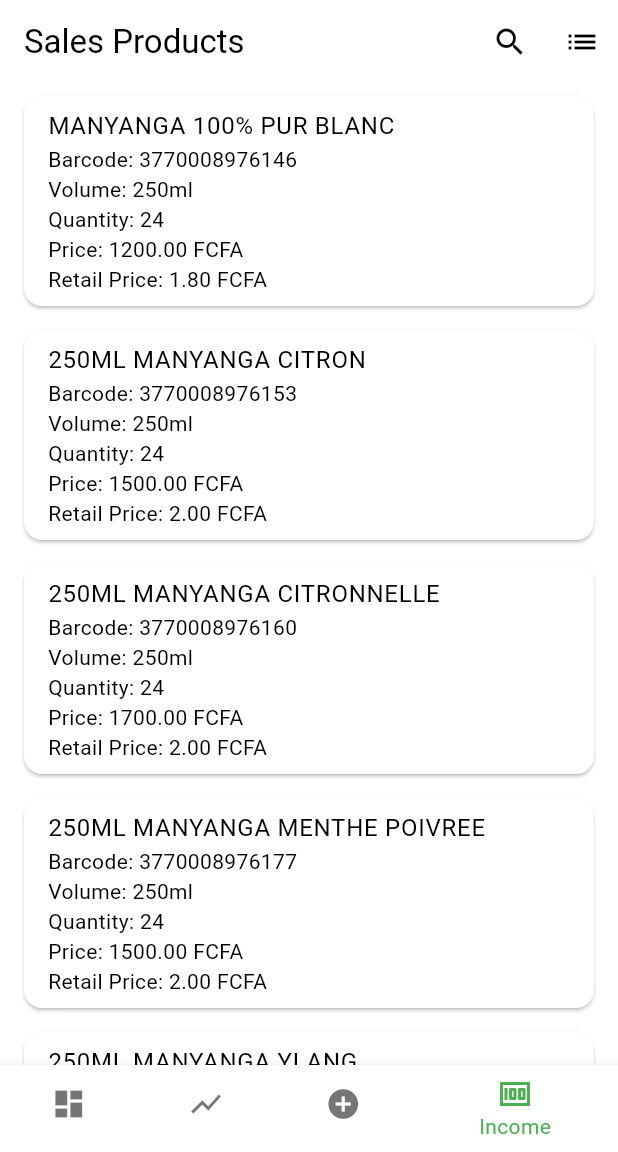
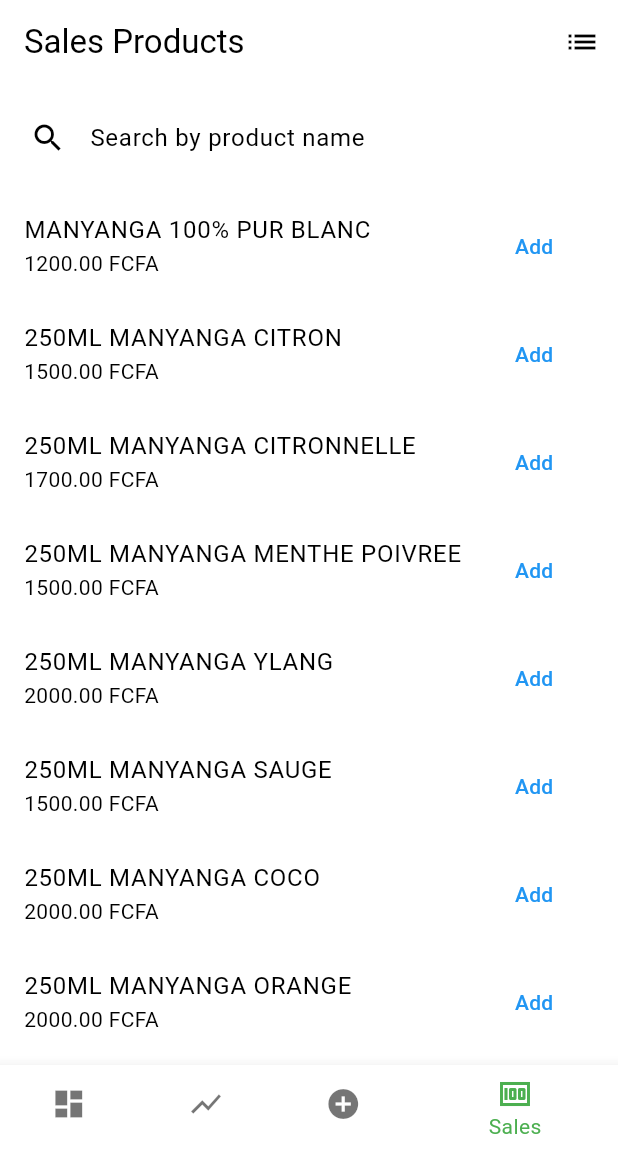
Before and after one commit to Teteboy/expense_tracker, a Flutter app: the screen it shows after launch, item 4 of the bottom bar chosen, on a phone screen of 412 x 824 dp, the part 84-1236 px from its top. Run offline on Flutter 3.47's test engine with Material 3 defaults, Android fonts, the phone set to English and light mode, and no system bars; our stand-ins replace csv, syncfusion_flutter_charts.

Commit message:
Updated files for feature X or fixed Y

```diff
--- a/lib/main.dart
+++ b/lib/main.dart
@@ -99,7 +99,7 @@ class _MyHomePageState extends State<MyHomePage> {
           ),
           BottomNavigationBarItem(
             icon: Icon(Icons.money),
-            label: 'Income',
+            label: 'Sales',
           ),
         ],
       ),
--- a/lib/screens/sales_screen.dart
+++ b/lib/screens/sales_screen.dart
@@ -1,21 +1,7 @@
 import 'package:flutter/material.dart';
 import 'package:csv/csv.dart';
-import 'package:intl/intl.dart'; // For date formatting
+import 'package:intl/intl.dart';
 
-// Sales class to store individual sales transactions
-class Sale {
-  final Product product;
-  final int quantity;
-  final DateTime date;
-
-  Sale({
-    required this.product,
-    required this.quantity,
-    required this.date,
-  });
-}
-
-// Product class remains the same
 class Product {
   final String barcode;
   final String name;
@@ -34,20 +20,27 @@ class Product {
   });
 
   factory Product.fromCsv(List<dynamic> csvData) {
-    try {
     return Product(
-        barcode: csvData[0].toString().trim(),
-        name: csvData[1].toString().trim(),
-        quantity: int.tryParse(csvData[2].toString()) ?? 0,
-        volume: csvData[3].toString().trim(),
-        price: double.tryParse(csvData[4].toString().replaceAll(",", ".")) ?? 0.0,
-        retailPrice: double.tryParse(csvData[5].toString().replaceAll(",", ".")) ?? 0.0,
+      barcode: csvData[0]?.toString().trim() ?? '',
+      name: csvData[1]?.toString().trim() ?? 'Unnamed Product',
+      quantity: int.tryParse(csvData[2]?.toString().trim() ?? '0') ?? 0,
+      volume: csvData[3]?.toString().trim() ?? '',
+      price: double.tryParse(csvData[4]?.toString().replaceAll(",", ".") ?? '0.0') ?? 0.0,
+      retailPrice: double.tryParse(csvData[5]?.toString().replaceAll(",", ".") ?? '0.0') ?? 0.0,
     );
-    } catch (e) {
-      print('Error parsing row: $csvData');
-      throw Exception('Error parsing CSV row: $csvData');
   }
 }
+
+class Sale {
+  final Product product;
+  final int quantity;
+  final DateTime date;
+
+  Sale({
+    required this.product,
+    required this.quantity,
+    required this.date,
+  });
 }
 
 class SalesScreen extends StatefulWidget {
@@ -56,12 +49,12 @@ class SalesScreen extends StatefulWidget {
 }
 
 class _SalesScreenState extends State<SalesScreen> {
-  final List<Product> _products = [];
+  List<Product> _products = [];
   List<Product> _filteredProducts = [];
-  List<Sale> _sales = []; // List to store sales transactions
-  String _searchQuery = "";
-  Set<int> _selectedProducts = Set<int>();
+  List<Sale> _sales = [];
   bool _isLoading = true;
+  Map<Product, int> _pendingSales = {};
+  String _searchQuery = '';
 
   @override
   void initState() {
@@ -69,144 +62,78 @@ class _SalesScreenState extends State<SalesScreen> {
     _loadCsvData();
   }
 
-  // Load CSV data from the asset file
   Future<void> _loadCsvData() async {
     try {
       final String fileContent = await DefaultAssetBundle.of(context).loadString('assets/produit.csv');
-      if (fileContent.isEmpty) {
-        throw Exception('CSV file is empty');
-      }
-      final List<String> rows = fileContent.split('\n');
-      List<List<dynamic>> csvTable = [];
-      for (var row in rows) {
-        if (row.isNotEmpty) {
-          csvTable.add(CsvToListConverter().convert(row)[0]);
-        }
-      }
+      final rows = const CsvToListConverter().convert(fileContent, eol: '\n');
       setState(() {
-        _products.clear();
-        for (var row in csvTable) {
-          if (row.isNotEmpty && row[0].toString().isNotEmpty) {
-            try {
-              _products.add(Product.fromCsv(row));
-            } catch (e) {
-              print('Skipping invalid row: $row');
-            }
-          }
-        }
-        _filteredProducts = List.from(_products);
+        _products = rows
+            .where((row) => row.isNotEmpty && row[0]?.toString().trim().isNotEmpty == true)
+            .map((row) => Product.fromCsv(row))
+            .toList();
+        _filteredProducts = _products;
         _isLoading = false;
       });
     } catch (e) {
-      print('Error loading CSV file: $e');
-      ScaffoldMessenger.of(context).showSnackBar(SnackBar(content: Text('Failed to load CSV: $e')));
+      print('Error loading CSV: $e');
       setState(() {
         _isLoading = false;
       });
     }
   }
 
-  // Filter the products based on the search query
   void _filterProducts(String query) {
     setState(() {
       _searchQuery = query;
-      if (query.isEmpty) {
-        _filteredProducts = List.from(_products);
+      _filteredProducts = _products
+          .where((product) =>
+              product.name.toLowerCase().contains(query.toLowerCase()))
+          .toList();
+    });
+  }
+
+  void _addPendingSale(Product product, int quantity) {
+    setState(() {
+      if (quantity > 0 && quantity <= product.quantity) {
+        _pendingSales[product] = quantity;
       } else {
-        _filteredProducts = _products.where((product) {
-          return product.name.toLowerCase().contains(query.toLowerCase()) ||
-                 product.barcode.contains(query);
-        }).toList();
+        ScaffoldMessenger.of(context).showSnackBar(
+          SnackBar(content: Text('Invalid quantity for ${product.name}')),
+        );
       }
     });
   }
 
-  // Add sales to the sales list
-  void _addSale(Product product, int quantity) {
+  void _saveSales() {
     setState(() {
+      _pendingSales.forEach((product, quantity) {
         _sales.add(Sale(product: product, quantity: quantity, date: DateTime.now()));
+      });
+      _pendingSales.clear();
     });
   }
 
-  // Show a dialog to select quantity when a product is tapped
-  void _selectQuantity(Product product) {
-    showDialog(
-      context: context,
-      builder: (BuildContext context) {
-        int selectedQuantity = 1;
-        return AlertDialog(
-          title: Text('Select Quantity for ${product.name}'),
-          content: Column(
-            mainAxisSize: MainAxisSize.min,
-            children: [
-              Text('Available Quantity: ${product.quantity}'),
-              TextField(
-                keyboardType: TextInputType.number,
-                onChanged: (value) {
-                  selectedQuantity = int.tryParse(value) ?? 1;
-                },
-                decoration: InputDecoration(hintText: 'Enter Quantity'),
-              ),
-            ],
-          ),
-          actions: [
-            TextButton(
-              onPressed: () {
-                if (selectedQuantity > 0 && selectedQuantity <= product.quantity) {
-                  _addSale(product, selectedQuantity);
-                  Navigator.pop(context);
-                } else {
-                  ScaffoldMessenger.of(context).showSnackBar(SnackBar(content: Text('Invalid quantity')));
+  Map<String, List<Sale>> _groupSalesByDate() {
+    Map<String, List<Sale>> groupedSales = {};
+    for (var sale in _sales) {
+      String dateKey = DateFormat.yMMMEd().format(sale.date);
+      if (!groupedSales.containsKey(dateKey)) {
+        groupedSales[dateKey] = [];
       }
-              },
-              child: Text('Save Sale'),
-            ),
-          ],
-        );
-      },
-    );
+      groupedSales[dateKey]!.add(sale);
     }
-
-  // Filter sales by date range
-  List<Sale> _filterSales(String period) {
-    DateTime now = DateTime.now();
-    switch (period) {
-      case 'daily':
-        return _sales.where((sale) => sale.date.day == now.day && sale.date.month == now.month && sale.date.year == now.year).toList();
-      case 'weekly':
-        // Assuming a week starts from Sunday
-        DateTime startOfWeek = now.subtract(Duration(days: now.weekday));
-        return _sales.where((sale) => sale.date.isAfter(startOfWeek) && sale.date.isBefore(now)).toList();
-      case 'monthly':
-        return _sales.where((sale) => sale.date.month == now.month && sale.date.year == now.year).toList();
-      default:
-        return _sales;
-    }
+    return groupedSales;
   }
 
   @override
   Widget build(BuildContext context) {
     return Scaffold(
       appBar: AppBar(
-        title: const Text('Sales Products'),
+        title: Text('Sales Products'),
         actions: [
-          IconButton(
-            icon: Icon(Icons.search),
-            onPressed: () {
-              showSearch(
-                context: context,
-                delegate: ProductSearchDelegate(
-                  onSearch: _filterProducts,
-                  products: _products,
-                  filteredProducts: _filteredProducts,
-                ),
-              );
-            },
-          ),
           IconButton(
             icon: Icon(Icons.list),
             onPressed: () {
-              // Navigate to the sales list screen
               Navigator.push(
                 context,
                 MaterialPageRoute(
@@ -219,36 +146,76 @@ class _SalesScreenState extends State<SalesScreen> {
       ),
       body: _isLoading
           ? Center(child: CircularProgressIndicator())
-          : _filteredProducts.isEmpty
-              ? Center(child: Text('No products found'))
-              : ListView.builder(
+          : Column(
+              children: [
+                Padding(
+                  padding: const EdgeInsets.all(8.0),
+                  child: TextField(
+                    onChanged: _filterProducts,
+                    decoration: InputDecoration(
+                      labelText: 'Search by product name',
+                      prefixIcon: Icon(Icons.search),
+                      border: OutlineInputBorder(),
+                    ),
+                  ),
+                ),
+                Expanded(
+                  child: ListView.builder(
                     itemCount: _filteredProducts.length,
                     itemBuilder: (context, index) {
                       final product = _filteredProducts[index];
-                    return Card(
-                      margin: const EdgeInsets.symmetric(vertical: 8.0, horizontal: 16.0),
-                      child: ListTile(
+                      return ListTile(
                         title: Text(product.name),
-                        subtitle: Column(
-                          crossAxisAlignment: CrossAxisAlignment.start,
-                          children: [
-                            Text('Barcode: ${product.barcode}'),
-                            Text('Volume: ${product.volume}'),
-                            Text('Quantity: ${product.quantity}'),
-                            Text('Price: ${product.price.toStringAsFixed(2)} FCFA'),
-                            Text('Retail Price: ${product.retailPrice.toStringAsFixed(2)} FCFA'),
-                          ],
-                        ),
-                        onTap: () => _selectQuantity(product),
+                        subtitle: Text('${product.price.toStringAsFixed(2)} FCFA'),
+                        trailing: TextButton(
+                          onPressed: () {
+                            _showQuantityDialog(product);
+                          },
+                          child: Text('Add'),
                         ),
                       );
                     },
                   ),
+                ),
+                if (_pendingSales.isNotEmpty)
+                  ElevatedButton(
+                    onPressed: _saveSales,
+                    child: Text('Save Sales (${_pendingSales.length})'),
+                  ),
+              ],
+            ),
+    );
+  }
+
+  void _showQuantityDialog(Product product) {
+    int selectedQuantity = 1;
+    showDialog(
+      context: context,
+      builder: (BuildContext context) {
+        return AlertDialog(
+          title: Text('Select Quantity for ${product.name}'),
+          content: TextField(
+            keyboardType: TextInputType.number,
+            onChanged: (value) {
+              selectedQuantity = int.tryParse(value) ?? 1;
+            },
+            decoration: InputDecoration(hintText: 'Enter Quantity'),
+          ),
+          actions: [
+            TextButton(
+              onPressed: () {
+                _addPendingSale(product, selectedQuantity);
+                Navigator.pop(context);
+              },
+              child: Text('Add'),
+            ),
+          ],
+        );
+      },
     );
   }
 }
 
-// Sales List Screen to show all sales with filters
 class SalesListScreen extends StatelessWidget {
   final List<Sale> sales;
 
@@ -256,120 +223,46 @@ class SalesListScreen extends StatelessWidget {
 
   @override
   Widget build(BuildContext context) {
+    final groupedSales = groupSalesByDate();
     return Scaffold(
       appBar: AppBar(
         title: Text('Sales List'),
-        actions: [
-          PopupMenuButton<String>(
-            onSelected: (String value) {
-              // Filter sales based on selected period
-              // e.g., 'daily', 'weekly', 'monthly'
-            },
-            itemBuilder: (context) => [
-              PopupMenuItem(value: 'daily', child: Text('Daily')),
-              PopupMenuItem(value: 'weekly', child: Text('Weekly')),
-              PopupMenuItem(value: 'monthly', child: Text('Monthly')),
-            ],
       ),
-        ],
+      body: ListView(
+        children: groupedSales.entries.map((entry) {
+          // Calculate the total amount sold for this date
+          double totalAmount = entry.value.fold(
+            0.0,
+            (sum, sale) => sum + (sale.quantity * sale.product.price),
+          );
+
+          return ExpansionTile(
+            title: Text('${entry.key} - Total: ${totalAmount.toStringAsFixed(2)} FCFA'),
+            children: entry.value.map((sale) {
+              return ListTile(
+                title: Text('${sale.product.name}'),
+                subtitle: Text('${sale.quantity} units sold'),
+                trailing: Text(
+                  '${(sale.quantity * sale.product.price).toStringAsFixed(2)} FCFA',
+                  style: TextStyle(fontWeight: FontWeight.bold),
                 ),
-      body: ListView.builder(
-        itemCount: sales.length,
-        itemBuilder: (context, index) {
-          final sale = sales[index];
-          return ListTile(
-            title: Text('${sale.product.name} - ${sale.quantity} units'),
-            subtitle: Text('Sold on ${DateFormat.yMd().format(sale.date)}'),
               );
-        },
+            }).toList(),
+          );
+        }).toList(),
       ),
     );
   }
+
+  Map<String, List<Sale>> groupSalesByDate() {
+    Map<String, List<Sale>> groupedSales = {};
+    for (var sale in sales) {
+      String dateKey = DateFormat.yMMMEd().format(sale.date);
+      if (!groupedSales.containsKey(dateKey)) {
+        groupedSales[dateKey] = [];
       }
-
-class ProductSearchDelegate extends SearchDelegate<String> {
-  final Function(String) onSearch;
-  final List<Product> products;
-  final List<Product> filteredProducts;
-
-  ProductSearchDelegate({
-    required this.onSearch,
-    required this.products,
-    required this.filteredProducts,
-  });
-
-  @override
-  Widget buildSuggestions(BuildContext context) {
-    return Column(
-      children: [
-        ListTile(
-          title: Text('Search by name or barcode'),
-        ),
-        ListTile(
-          title: TextField(
-            controller: TextEditingController(text: query),
-            decoration: InputDecoration(hintText: 'Enter search term'),
-            onChanged: onSearch,
-          ),
-        ),
-        if (query.isNotEmpty)
-          Expanded(
-            child: ListView(
-              children: _buildSearchSuggestions(context),
-            ),
-          ),
-      ],
-    );
+      groupedSales[dateKey]!.add(sale);
     }
-
-  List<Widget> _buildSearchSuggestions(BuildContext context) {
-    List<Product> suggestions = _searchProducts(query);
-    return suggestions.map((product) {
-      return ListTile(
-        title: Text(product.name),
-        subtitle: Text(product.barcode),
-        onTap: () {
-          query = product.name;
-          onSearch(query);
-          close(context, product.name);
-        },
-      );
-    }).toList();
-  }
-
-  List<Product> _searchProducts(String query) {
-    if (query.isEmpty) return [];
-    return filteredProducts.where((product) {
-      return product.name.toLowerCase().contains(query.toLowerCase()) ||
-             product.barcode.contains(query);
-    }).toList();
-  }
-
-  @override
-  Widget buildResults(BuildContext context) {
-    return Center(child: Text('Results for: $query'));
-  }
-
-  @override
-  List<Widget> buildActions(BuildContext context) {
-    return [
-      IconButton(
-        icon: Icon(Icons.clear),
-        onPressed: () {
-          query = '';
-          onSearch(query);
-        },
-      ),
-    ];
-  }
-
-  @override
-  Widget buildLeading(BuildContext context) {
-    return IconButton(
-      icon: Icon(Icons.arrow_back),
-      onPressed: () {
-        close(context, '');
-      },
-    );
+    return groupedSales;
   }
 }
```
Lines whose indentation alone changed are shown as unchanged.
